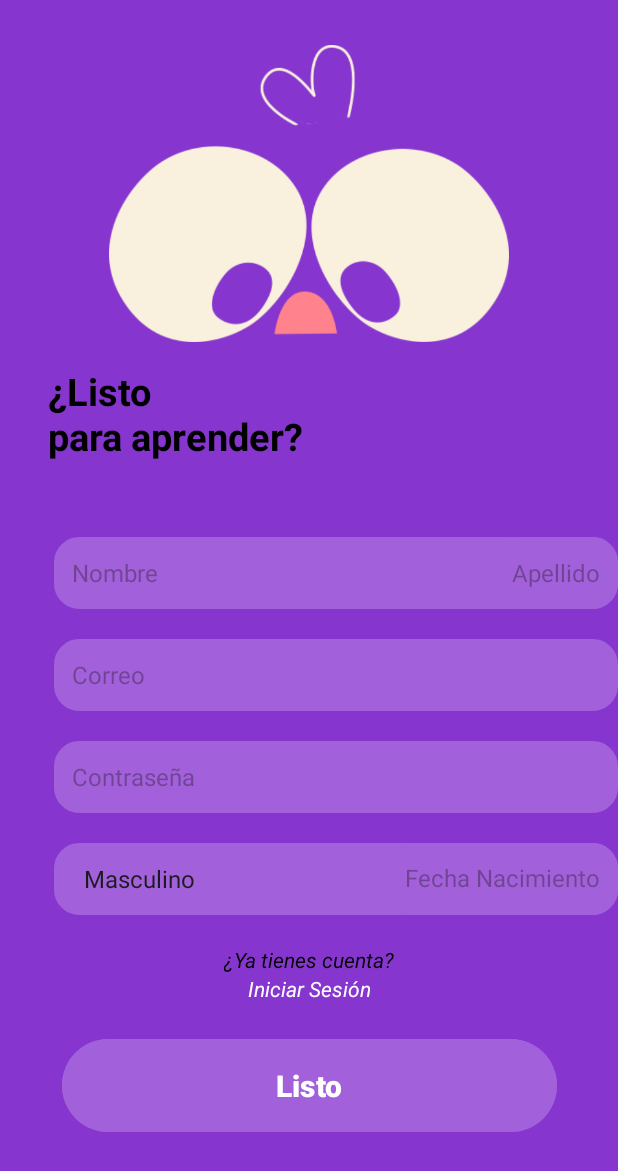
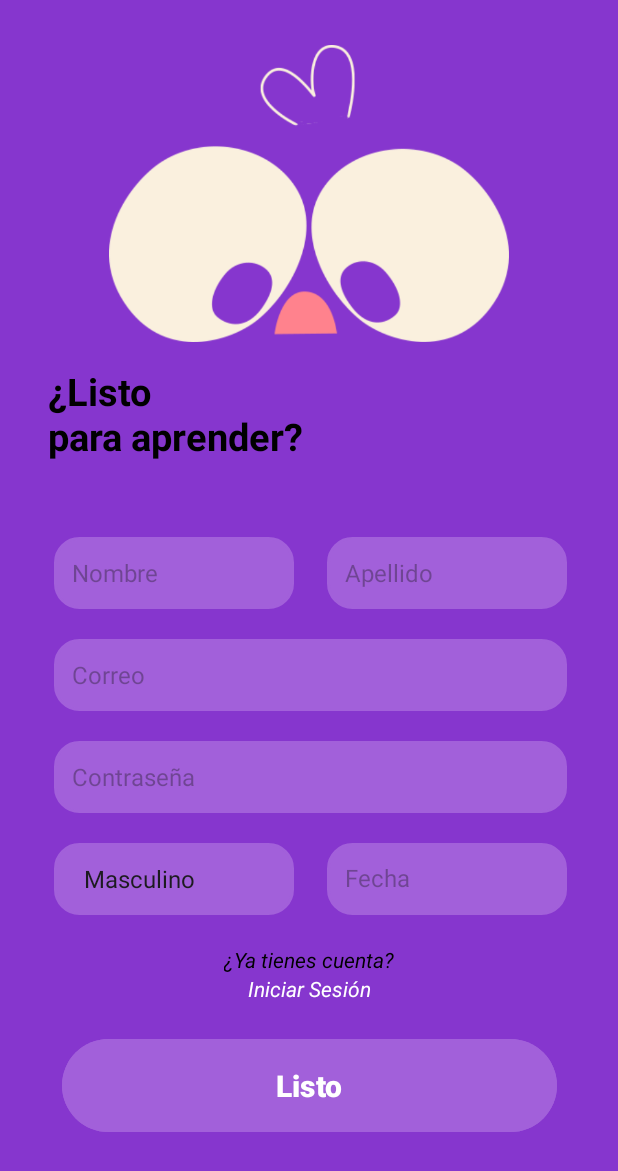
Before and after one commit to CharlyMx32/IntegradoraIoTAndorid, an Android app: the SplashActivityRegistro screen opened directly, with no data from a screen before it, on a phone screen of 412 x 824 dp. Shown: the top 1171 px of the screen. Run offline under Robolectric (Android 15) with nearby library versions, the light colour scheme and no system bars.

Commit message:
edit text

```diff
--- a/app/src/main/AndroidManifest.xml
+++ b/app/src/main/AndroidManifest.xml
@@ -23,10 +23,10 @@
         </activity>
         <activity android:name=".MainActivity"/>
         <activity android:name=".ui.SplashActivityRegistro"
-            android:windowSoftInputMode="adjustPan">
+            android:windowSoftInputMode="stateHidden|adjustPan">
         </activity>
         <activity android:name=".ui.SplashActivityLogin"
-            android:windowSoftInputMode="adjustPan">
+            android:windowSoftInputMode="stateHidden|adjustPan">
         </activity>
         <activity android:name=".ui.SplashActivityVentanas"/>
         <activity android:name=".ui.SplashActivityFrag3"/>
--- a/app/src/main/res/layout/activity_registro.xml
+++ b/app/src/main/res/layout/activity_registro.xml
@@ -6,6 +6,7 @@
     android:layout_width="match_parent"
     android:layout_height="match_parent"
     android:background="@color/Burple">
+
 
     <ImageView
         android:id="@+id/imageView"
@@ -46,7 +47,7 @@
 
     <EditText
         android:id="@+id/nombre_edit_text"
-        android:layout_width="0dp"
+        android:layout_width="160dp"
         android:layout_height="wrap_content"
         android:layout_marginStart="4dp"
         android:layout_marginTop="50dp"
@@ -57,12 +58,11 @@
         android:textColor="#333333"
         android:textSize="16sp"
         app:layout_constraintStart_toStartOf="@id/bienvenido2_text"
-        app:layout_constraintTop_toBottomOf="@id/bienvenido2_text"
-        app:layout_constraintEnd_toEndOf="parent" />
+        app:layout_constraintTop_toBottomOf="@id/bienvenido2_text" />
 
     <EditText
         android:id="@+id/apellido_edit_text"
-        android:layout_width="0dp"
+        android:layout_width="160dp"
         android:layout_height="wrap_content"
         android:layout_marginStart="8dp"
         android:layout_marginTop="50dp"
@@ -72,12 +72,12 @@
         android:padding="12dp"
         android:textColor="#333333"
         android:textSize="16sp"
-        app:layout_constraintEnd_toEndOf="parent"
+        app:layout_constraintEnd_toEndOf="@+id/correo_edit_text"
         app:layout_constraintTop_toBottomOf="@id/bienvenido2_text" />
 
     <EditText
         android:id="@+id/correo_edit_text"
-        android:layout_width="0dp"
+        android:layout_width="342dp"
         android:layout_height="wrap_content"
         android:layout_marginTop="20dp"
         android:background="@drawable/input_morado"
@@ -87,12 +87,12 @@
         android:textColor="#333333"
         android:textSize="16sp"
         app:layout_constraintStart_toStartOf="@id/nombre_edit_text"
-        app:layout_constraintTop_toBottomOf="@id/nombre_edit_text"
-        app:layout_constraintEnd_toEndOf="parent" />
+        app:layout_constraintTop_toBottomOf="@id/nombre_edit_text" />
+
 
     <EditText
         android:id="@+id/contrasena_edit_text"
-        android:layout_width="0dp"
+        android:layout_width="342dp"
         android:layout_height="wrap_content"
         android:layout_marginTop="20dp"
         android:background="@drawable/input_morado"
@@ -102,12 +102,11 @@
         android:textColor="#333333"
         android:textSize="16sp"
         app:layout_constraintStart_toStartOf="@id/correo_edit_text"
-        app:layout_constraintTop_toBottomOf="@id/correo_edit_text"
-        app:layout_constraintEnd_toEndOf="parent" />
+        app:layout_constraintTop_toBottomOf="@id/correo_edit_text" />
 
     <Spinner
         android:id="@+id/sexo_spinner"
-        android:layout_width="0dp"
+        android:layout_width="160dp"
         android:layout_height="wrap_content"
         android:background="@drawable/input_morado"
         android:minHeight="48dp"
@@ -115,18 +114,17 @@
         android:layout_marginBottom="20dp"
         android:entries="@array/sexo_options"
         android:padding="12dp"
-        app:layout_constraintStart_toStartOf="@id/contrasena_edit_text"
-        app:layout_constraintTop_toBottomOf="@id/contrasena_edit_text"
-        app:layout_constraintEnd_toEndOf="parent" />
+        app:layout_constraintStart_toStartOf="@+id/contrasena_edit_text"
+        app:layout_constraintTop_toBottomOf="@+id/contrasena_edit_text" />
 
     <TextView
         android:id="@+id/fecha_nacimiento_text"
-        android:layout_width="0dp"
+        android:layout_width="160dp"
         android:layout_height="wrap_content"
         android:background="@drawable/input_morado"
         android:clickable="true"
         android:focusable="true"
-        android:hint="Fecha Nacimiento"
+        android:hint="Fecha Naciemiento"
         android:maxHeight="48dp"
         android:minHeight="48dp"
         android:layout_marginTop="20dp"
@@ -134,8 +132,8 @@
         android:padding="12dp"
         android:textColor="#333333"
         android:textSize="15.8sp"
-        app:layout_constraintEnd_toEndOf="@id/contrasena_edit_text"
-        app:layout_constraintTop_toBottomOf="@id/contrasena_edit_text" />
+        app:layout_constraintEnd_toEndOf="@+id/contrasena_edit_text"
+        app:layout_constraintTop_toBottomOf="@+id/contrasena_edit_text" />
 
     <TextView
         android:id="@+id/no_text"
@@ -175,4 +173,5 @@
         app:layout_constraintStart_toStartOf="parent"
         app:layout_constraintTop_toBottomOf="@+id/login_text"
         app:layout_constraintVertical_bias="0.234" />
+
 </androidx.constraintlayout.widget.ConstraintLayout>
```
